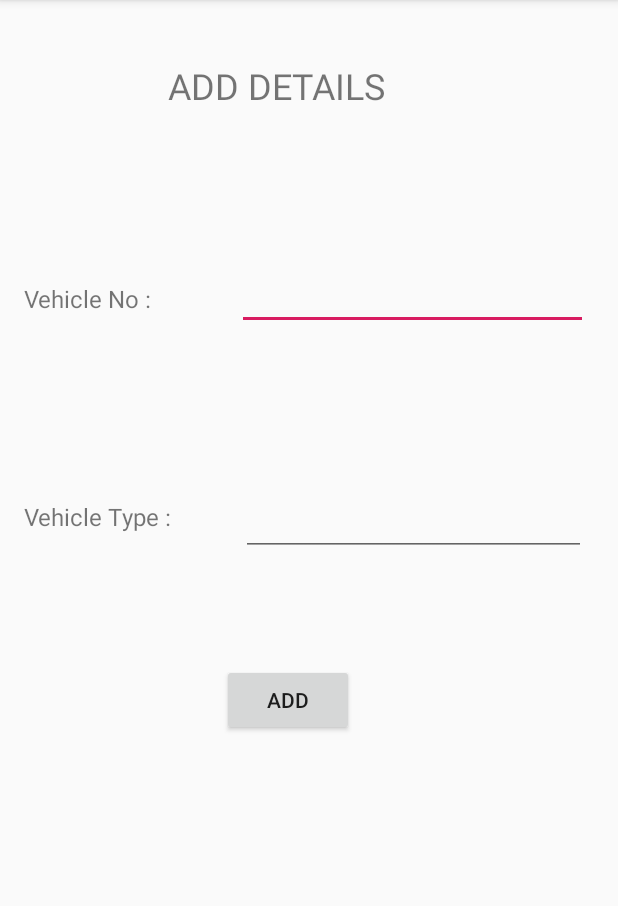
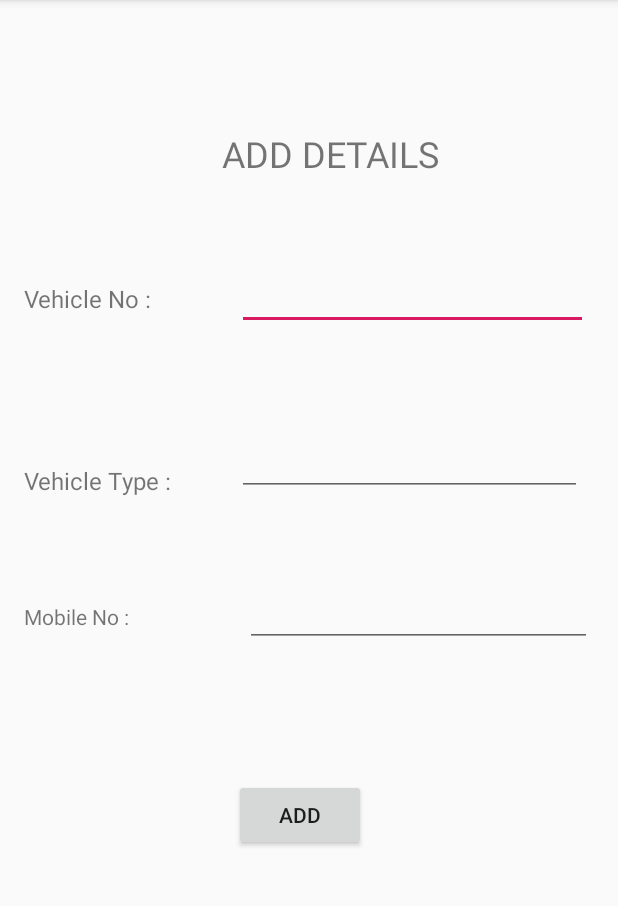
Before and after one commit to vsaisujeeth/SecurityApp, an Android app: the AddUser screen opened directly, with no data from a screen before it, on a phone screen of 412 x 824 dp, the part 84-990 px from its top. Run offline under Robolectric (Android 15) with nearby library versions, the phone set to English and light mode, and no system bars; our stand-ins replace Firebase (no records; nobody signed in at launch, a user with empty details on screens opened directly).

Commit message:
added mobile no and changed log ,admin,add user

```diff
--- a/app/src/main/java/com/example/android/securityapp/AddUser.java
+++ b/app/src/main/java/com/example/android/securityapp/AddUser.java
@@ -18,20 +18,24 @@ public class AddUser extends AppCompatActivity {
     FirebaseDatabase db;
     EditText ed_vehicleno;
     EditText ed_type;
+    EditText ed_mobile;
+
     @Override
     protected void onCreate(Bundle savedInstanceState) {
         super.onCreate(savedInstanceState);
         setContentView(R.layout.activity_add_user);
          ed_vehicleno = (EditText) findViewById(R.id.ed_vehicleno);
          ed_type = (EditText) findViewById(R.id.ed_type);
-
+        ed_mobile=(EditText) findViewById(R.id.ed_mobile);
     }
 
         public void addButton (View view){
-            final String vehicleno, type;
+            final String vehicleno, type,mobile;
             vehicleno = ed_vehicleno.getText().toString().toUpperCase();
             type = ed_type.getText().toString();
+            mobile=ed_mobile.getText().toString();
             db = FirebaseDatabase.getInstance();
+
             final DatabaseReference databaseReference = db.getReference();
             databaseReference.child("college").child("iit patna").child("vehicles").addValueEventListener(new ValueEventListener() {
                 @Override
@@ -42,7 +46,7 @@ public class AddUser extends AppCompatActivity {
                     }
                     else
                     {
-                        Admin_List_Item admin_list_item = new Admin_List_Item(vehicleno, type);
+                        Admin_List_Item admin_list_item = new Admin_List_Item(vehicleno, type,mobile);
                         databaseReference.child("college").child("iit patna").child("vehicles").child(admin_list_item.head).setValue(admin_list_item);
                         Toast.makeText(getApplicationContext(),"Added Successfully",Toast.LENGTH_SHORT).show();
                         Intent intent=new Intent(getApplicationContext(),Admin.class);
--- a/app/src/main/java/com/example/android/securityapp/LogAdapter.java
+++ b/app/src/main/java/com/example/android/securityapp/LogAdapter.java
@@ -33,6 +33,7 @@ public class LogAdapter extends RecyclerView.Adapter<LogAdapter.MyViewHolder> {
         public TextView type;
         public TextView date;
         public TextView time;
+        public TextView mobile;
 
         public MyViewHolder(View v) {
             super(v);
@@ -41,7 +42,7 @@ public class LogAdapter extends RecyclerView.Adapter<LogAdapter.MyViewHolder> {
            // type=(TextView) itemView.findViewById(R.id.type);
             date=(TextView) itemView.findViewById(R.id.date);
             time=(TextView) itemView.findViewById(R.id.time);
-
+            mobile=(TextView) itemView.findViewById(R.id.mobile);
         }
     }
 
@@ -77,6 +78,7 @@ public class LogAdapter extends RecyclerView.Adapter<LogAdapter.MyViewHolder> {
        // holder.type.setText(log_list_item.type);
         holder.date.setText(t);
         holder.time.setText(log_list_item.time);
+        holder.mobile.setText(log_list_item.mobile);
 
     }
 
--- a/app/src/main/java/com/example/android/securityapp/Log_List_Item.java
+++ b/app/src/main/java/com/example/android/securityapp/Log_List_Item.java
@@ -7,12 +7,14 @@ public class Log_List_Item {
     //public String type;
     public String date;
     public String time;
+    public String mobile;
 
-    public Log_List_Item(String date, String time, String type, String vehicleno) {
+    public Log_List_Item(String date, String time, String type, String vehicleno,String mobile) {
         this.vehicleno = vehicleno;
        // this.type = type;
         this.date = date;
         this.time = time;
+        this.mobile=mobile;
 
     }
     public Log_List_Item(){
--- a/app/src/main/java/com/example/android/securityapp/MyAdapter.java
+++ b/app/src/main/java/com/example/android/securityapp/MyAdapter.java
@@ -32,13 +32,14 @@ public class MyAdapter extends RecyclerView.Adapter<MyAdapter.MyViewHolder> {
         public TextView textViewHead;
         public TextView textViewDesc;
         public TextView textView;
+        public TextView textViewMobile;
 
         public MyViewHolder(View v) {
             super(v);
 
             textViewHead=(TextView) itemView.findViewById(R.id.textViewHead);
             textViewDesc=(TextView) itemView.findViewById(R.id.textViewDesc);
-
+            textViewMobile=(TextView) itemView.findViewById(R.id.textViewMobile);
         }
     }
 
@@ -70,7 +71,7 @@ public class MyAdapter extends RecyclerView.Adapter<MyAdapter.MyViewHolder> {
        Admin_List_Item admin_list_item= listItems.get(position);
         holder.textViewHead.setText(admin_list_item.head);
         holder.textViewDesc.setText(admin_list_item.desc);
-
+        holder.textViewMobile.setText(admin_list_item.mobile);
     }
 
     // Return the size of your dataset (invoked by the layout manager)
--- a/app/src/main/java/com/example/android/securityapp/log.java
+++ b/app/src/main/java/com/example/android/securityapp/log.java
@@ -18,6 +18,7 @@ import com.google.firebase.database.FirebaseDatabase;
 import com.google.firebase.database.ValueEventListener;
 
 import java.util.ArrayList;
+import java.util.Collections;
 import java.util.List;
 
 public class log extends AppCompatActivity {
@@ -53,6 +54,8 @@ public class log extends AppCompatActivity {
                     Log_List_Item item = dataSnap.getValue(Log_List_Item.class);
                     log_list_items.add(item);
                 }
+
+                Collections.reverse(log_list_items);
                 mAdapter = new LogAdapter(log_list_items,getApplicationContext());
                 recyclerView.setAdapter(mAdapter);
 
--- a/app/src/main/res/layout/activity_add_user.xml
+++ b/app/src/main/res/layout/activity_add_user.xml
@@ -54,14 +54,15 @@
         app:layout_constraintBottom_toBottomOf="parent"
         app:layout_constraintStart_toStartOf="parent"
         app:layout_constraintTop_toTopOf="parent"
-        app:layout_constraintVertical_bias="0.446" />
+        app:layout_constraintVertical_bias="0.413" />
+
 
     <TextView
         android:id="@+id/textView"
         android:layout_width="wrap_content"
         android:layout_height="wrap_content"
-        android:layout_marginStart="112dp"
-        android:layout_marginLeft="112dp"
+        android:layout_marginStart="148dp"
+        android:layout_marginLeft="148dp"
         android:layout_marginTop="8dp"
         android:layout_marginBottom="8dp"
         android:text="ADD DETAILS"
@@ -69,7 +70,7 @@
         app:layout_constraintBottom_toBottomOf="parent"
         app:layout_constraintStart_toStartOf="parent"
         app:layout_constraintTop_toTopOf="parent"
-        app:layout_constraintVertical_bias="0.045" />
+        app:layout_constraintVertical_bias="0.108" />
 
     <EditText
         android:id="@+id/ed_type"
@@ -85,20 +86,57 @@
         android:inputType="textPersonName"
         app:layout_constraintBottom_toBottomOf="parent"
         app:layout_constraintEnd_toEndOf="parent"
-        app:layout_constraintHorizontal_bias="0.968"
+        app:layout_constraintHorizontal_bias="0.949"
         app:layout_constraintStart_toStartOf="parent"
         app:layout_constraintTop_toTopOf="parent"
-        app:layout_constraintVertical_bias="0.449" />
+        app:layout_constraintVertical_bias="0.392" />
 
     <Button
         android:id="@+id/button"
         android:layout_width="wrap_content"
         android:layout_height="wrap_content"
-        android:layout_marginStart="148dp"
-        android:layout_marginLeft="148dp"
-        android:layout_marginTop="72dp"
+        android:layout_marginStart="156dp"
+        android:layout_marginLeft="156dp"
+        android:layout_marginTop="88dp"
         android:onClick="addButton"
         android:text="Add"
         app:layout_constraintStart_toStartOf="parent"
-        app:layout_constraintTop_toBottomOf="@+id/ed_type" />
+        app:layout_constraintTop_toBottomOf="@+id/ed_mobile" />
+
+    <TextView
+        android:id="@+id/textView6"
+        android:layout_width="103dp"
+        android:layout_height="18dp"
+        android:layout_marginStart="8dp"
+        android:layout_marginLeft="8dp"
+        android:layout_marginTop="8dp"
+        android:layout_marginEnd="8dp"
+        android:layout_marginRight="8dp"
+        android:layout_marginBottom="8dp"
+        android:text="Mobile No :"
+        app:layout_constraintBottom_toBottomOf="parent"
+        app:layout_constraintEnd_toEndOf="parent"
+        app:layout_constraintHorizontal_bias="0.027"
+        app:layout_constraintStart_toStartOf="parent"
+        app:layout_constraintTop_toTopOf="parent"
+        app:layout_constraintVertical_bias="0.536" />
+
+    <EditText
+        android:id="@+id/ed_mobile"
+        android:layout_width="231dp"
+        android:layout_height="wrap_content"
+        android:layout_marginStart="44dp"
+        android:layout_marginLeft="44dp"
+        android:layout_marginTop="8dp"
+        android:layout_marginEnd="8dp"
+        android:layout_marginRight="8dp"
+        android:layout_marginBottom="8dp"
+        android:ems="10"
+        android:inputType="textPersonName"
+        app:layout_constraintBottom_toBottomOf="parent"
+        app:layout_constraintEnd_toEndOf="parent"
+        app:layout_constraintHorizontal_bias="0.0"
+        app:layout_constraintStart_toEndOf="@+id/textView6"
+        app:layout_constraintTop_toTopOf="parent"
+        app:layout_constraintVertical_bias="0.535" />
 </android.support.constraint.ConstraintLayout>
--- a/app/src/main/res/layout/log_list_item.xml
+++ b/app/src/main/res/layout/log_list_item.xml
@@ -43,6 +43,11 @@
                 android:layout_width="match_parent"
                 android:layout_height="wrap_content"
                 android:text="time" />
+            <TextView
+                android:id="@+id/mobile"
+                android:layout_width="match_parent"
+                android:layout_height="wrap_content"
+                android:text="mobile" />
         </LinearLayout>
     </android.support.v7.widget.CardView>
 </LinearLayout>
```
Also changed, not shown: app/src/main/java/com/example/android/securityapp/Admin.java (+5 -6 lines), app/src/main/java/com/example/android/securityapp/Admin_List_Item.java (+6 -2 lines), app/src/main/java/com/example/android/securityapp/Security.java (+21 -6 lines), app/src/main/res/layout/admin_list_item.xml (+7 -0 lines).
